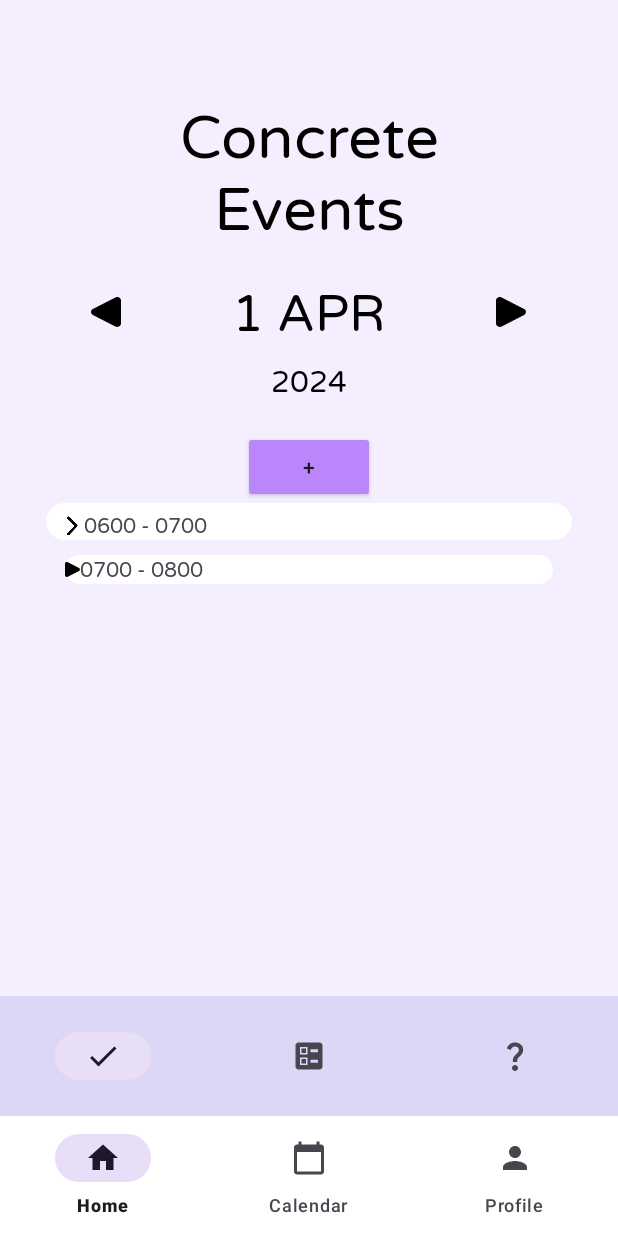
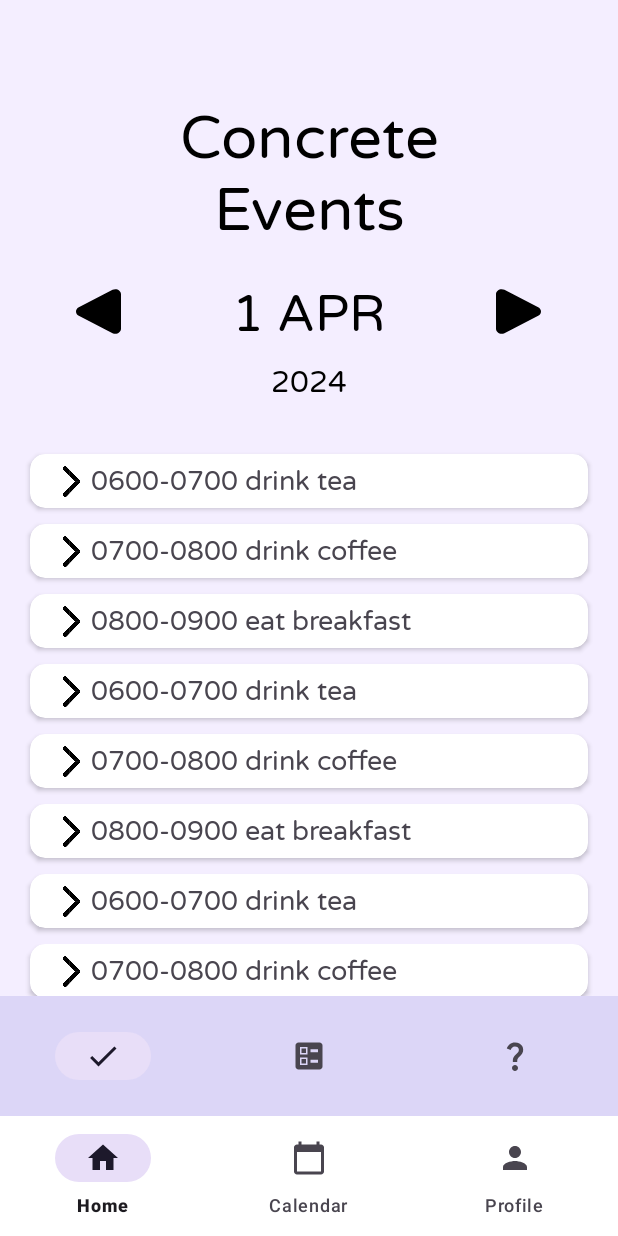
Before and after one commit to redstonerosh12/TimeTravelFrontEnd, an Android app: the screen it shows after launch (MainActivity), on a phone screen of 412 x 824 dp. Run offline under Robolectric (Android 15) with nearby library versions, the phone set to English and light mode, and no system bars.

Commit message:
Implemented Recycler VIew on Datapump. Working scroll for Concrete Fragment.

```diff
--- a/app/src/main/java/com/example/testapp/ConcreteFragment.java
+++ b/app/src/main/java/com/example/testapp/ConcreteFragment.java
@@ -1,12 +1,20 @@
 package com.example.testapp;
 
+import android.app.Activity;
+import android.content.Context;
 import android.os.Bundle;
 
+import androidx.annotation.NonNull;
 import androidx.fragment.app.Fragment;
+import androidx.recyclerview.widget.LinearLayoutManager;
+import androidx.recyclerview.widget.RecyclerView;
 
+import android.util.Log;
 import android.view.LayoutInflater;
 import android.view.View;
 import android.view.ViewGroup;
+
+import java.util.ArrayList;
 
 /**
  * A simple {@link Fragment} subclass.
@@ -19,6 +27,8 @@ public class ConcreteFragment extends Fragment {
     // the fragment initialization parameters, e.g. ARG_ITEM_NUMBER
     private static final String ARG_PARAM1 = "param1";
     private static final String ARG_PARAM2 = "param2";
+
+    private static ArrayList<EventModel> eventModelList = new ArrayList<>();
 
     // TODO: Rename and change types of parameters
     private String mParam1;
@@ -46,6 +56,29 @@ public class ConcreteFragment extends Fragment {
         return fragment;
     }
 
+
+    public static void setUpEventModelList(){
+        eventModelList.add( new EventModel("0600-0700", "drink tea", "wake up and drink tea"));
+        eventModelList.add( new EventModel("0700-0800", "drink coffee", "wake up and drink coffee"));
+        eventModelList.add( new EventModel("0800-0900", "eat breakfast", "go eat at the buffet"));
+        eventModelList.add( new EventModel("0600-0700", "drink tea", "wake up and drink tea"));
+        eventModelList.add( new EventModel("0700-0800", "drink coffee", "wake up and drink coffee"));
+        eventModelList.add( new EventModel("0800-0900", "eat breakfast", "go eat at the buffet"));
+        eventModelList.add( new EventModel("0600-0700", "drink tea", "wake up and drink tea"));
+        eventModelList.add( new EventModel("0700-0800", "drink coffee", "wake up and drink coffee"));
+        eventModelList.add( new EventModel("0800-0900", "eat breakfast", "go eat at the buffet"));
+        eventModelList.add( new EventModel("0600-0700", "drink tea", "wake up and drink tea"));
+        eventModelList.add( new EventModel("0700-0800", "drink coffee", "wake up and drink coffee"));
+        eventModelList.add( new EventModel("0800-0900", "eat breakfast", "go eat at the buffet"));
+        eventModelList.add( new EventModel("0600-0700", "drink tea", "wake up and drink tea"));
+        eventModelList.add( new EventModel("0700-0800", "drink coffee", "wake up and drink coffee"));
+        eventModelList.add( new EventModel("0800-0900", "eat breakfast", "go eat at the buffet"));
+
+
+
+
+    }
+
     @Override
     public void onCreate(Bundle savedInstanceState) {
         super.onCreate(savedInstanceState);
@@ -53,6 +86,30 @@ public class ConcreteFragment extends Fragment {
             mParam1 = getArguments().getString(ARG_PARAM1);
             mParam2 = getArguments().getString(ARG_PARAM2);
         }
+
+        // go from concrete to home, and from there to main activity
+//        Activity mainActivity = getActivity();
+//        if(mainActivity == null){
+//            mainActivity = getParentFragment().getActivity();
+//        }
+//        RecyclerView recyclerView =mainActivity.findViewById(R.id.ConcreteRecyclerView);
+//        Log.d("Recycler", "I have gotten recyclerView");
+
+
+
+
+//        RecyclerConcreteEventAdapter adapter = new RecyclerConcreteEventAdapter(requireContext(), eventModelList);
+//        Log.d("Recycler", "Adapter in fragment has gotten recycler from mainActivity successfully");
+
+//        recyclerView.setAdapter(adapter);
+//        recyclerView.setLayoutManager( new LinearLayoutManager(requireContext()));
+
+
+
+
+
+
+
     }
 
     @Override
@@ -61,4 +118,22 @@ public class ConcreteFragment extends Fragment {
         // Inflate the layout for this fragment
         return inflater.inflate(R.layout.concrete_fragment, container, false);
     }
+
+    @Override
+    public void onViewCreated(@NonNull View view, Bundle savedInstanceState){
+        super.onViewCreated(view, savedInstanceState);
+        setUpEventModelList();
+
+        RecyclerConcreteEventAdapter adapter = new RecyclerConcreteEventAdapter(requireContext(), eventModelList);
+        Log.d("Recycler", "Adapter in fragment has gotten recycler from mainActivity successfully");
+
+        RecyclerView recyclerView = view.findViewById(R.id.ConcreteRecyclerView);
+        Log.d("Recycler", "I have gotten recyclerView");
+
+        recyclerView.setAdapter(adapter);
+        recyclerView.setLayoutManager( new LinearLayoutManager(requireContext()));
+
+
+
+    }
 }
--- /dev/null
+++ b/app/src/main/java/com/example/testapp/EventModel.java
@@ -0,0 +1,27 @@
+package com.example.testapp;
+
+public class EventModel {
+    String eventTime;
+    String eventHeader;
+    String eventDescription;
+
+
+    public EventModel(String eventTime, String eventHeader, String eventDescription) {
+        this.eventTime = eventTime;
+        this.eventHeader = eventHeader;
+        this.eventDescription = eventDescription;
+    }
+
+
+    public String getEventTime() {
+        return eventTime;
+    }
+
+    public String getEventHeader() {
+        return eventHeader;
+    }
+
+    public String getEventDescription() {
+        return eventDescription;
+    }
+}
--- /dev/null
+++ b/app/src/main/java/com/example/testapp/RecyclerConcreteEventAdapter.java
@@ -0,0 +1,69 @@
+package com.example.testapp;
+
+import android.content.Context;
+import android.util.Log;
+import android.view.LayoutInflater;
+import android.view.View;
+import android.view.ViewGroup;
+import android.widget.ImageView;
+import android.widget.TextView;
+
+import androidx.annotation.NonNull;
+import androidx.recyclerview.widget.RecyclerView;
+
+import java.util.ArrayList;
+
+public class RecyclerConcreteEventAdapter extends RecyclerView.Adapter<RecyclerConcreteEventAdapter.MyViewHolder>{
+    Context context;
+    ArrayList<EventModel> eventModelList;
+
+    public RecyclerConcreteEventAdapter(Context context, ArrayList<EventModel> eventModelList) {
+        this.context = context;
+        this.eventModelList = eventModelList;
+    }
+
+
+    @NonNull
+    @Override
+    public RecyclerConcreteEventAdapter.MyViewHolder onCreateViewHolder(@NonNull ViewGroup parent, int viewType) {
+        LayoutInflater inflator = LayoutInflater.from(context);
+        View view = inflator.inflate(R.layout.recycle_concrete_event_view_one_row, parent, false);
+
+        return new RecyclerConcreteEventAdapter.MyViewHolder(view);
+    }
+
+    @Override
+    public void onBindViewHolder(@NonNull RecyclerConcreteEventAdapter.MyViewHolder holder, int position) {
+
+        holder.eventTimeAndTitle.setText(eventModelList.get(position).eventTime + " " +
+                                         eventModelList.get(position).eventHeader);
+
+        holder.eventDescription.setText(eventModelList.get(position).eventDescription);
+
+        holder.dropdownIndicator.setImageResource(R.drawable.ui_element_dropdown_button_collapsed);
+
+    }
+
+    @Override
+    public int getItemCount() {
+        Log.d("Recycler.adapter", "item count is " + eventModelList.size());
+        return eventModelList.size();
+    }
+
+    public static class MyViewHolder extends RecyclerView.ViewHolder{
+
+        ImageView dropdownIndicator;
+        TextView eventTimeAndTitle, eventDescription;
+
+        public MyViewHolder(@NonNull View itemView) {
+            super(itemView);
+
+            dropdownIndicator = itemView.findViewById(R.id.toggle_dropdown);
+            eventTimeAndTitle = itemView.findViewById(R.id.time_and_event_name);
+            eventDescription = itemView.findViewById(R.id.event_description);
+
+
+        }
+
+    }
+}
--- a/app/src/main/res/layout/concrete_fragment.xml
+++ b/app/src/main/res/layout/concrete_fragment.xml
@@ -24,8 +24,8 @@
         android:paddingBottom="10dp">
         <androidx.appcompat.widget.AppCompatButton
             android:id="@+id/previousDayButton"
-            android:layout_width="20dp"
-            android:layout_height="20dp"
+            android:layout_width="30dp"
+            android:layout_height="30dp"
             android:background="@drawable/ui_element_left_arrow"
             />
         <TextView
@@ -39,8 +39,8 @@
             android:textSize="34sp" />
         <androidx.appcompat.widget.AppCompatButton
             android:id="@+id/nextDayButton"
-            android:layout_width="20dp"
-            android:layout_height="20dp"
+            android:layout_width="30dp"
+            android:layout_height="30dp"
             android:background="@drawable/ui_element_right_arrow"
             android:paddingStart="10dp"
             />
@@ -55,13 +55,7 @@
         android:text="2024"
         android:textColor="@color/black"
         android:textSize="20sp" />
-    <androidx.appcompat.widget.AppCompatButton
-        android:id="@+id/debugAddEventButton"
-        android:layout_width="wrap_content"
-        android:layout_height="wrap_content"
-        android:layout_gravity="center"
-        android:backgroundTint="@color/purple_200"
-        android:text="+" />
+
     <LinearLayout
         android:id="@+id/text_bubble_container"
         android:layout_width="wrap_content"
@@ -70,28 +64,7 @@
         android:layout_marginBottom="10dp"
         android:background="@drawable/event_bubble_base"
         android:orientation="vertical">
-        <LinearLayout
-            android:id="@+id/text_bubble_base"
-            android:layout_width="wrap_content"
-            android:layout_height="wrap_content"
-            android:gravity="center"
-            android:paddingStart="10dp"
-            android:paddingTop="5dp"
-            android:paddingEnd="10dp">
-            <androidx.appcompat.widget.AppCompatButton
-                android:id="@+id/toggle_dropdown"
-                android:layout_width="15dp"
-                android:layout_height="15dp"
-                android:background="@drawable/ui_element_dropdown_button_collapsed"
-                android:paddingStart="10dp"
-                android:paddingEnd="10dp" />
-            <TextView
-                android:id="@+id/text_bubble_content"
-                android:layout_width="315dp"
-                android:layout_height="wrap_content"
-                android:fontFamily="@raw/varela_round_regular"
-                android:text="0600 - 0700" />
-        </LinearLayout>
+
         <LinearLayout
             android:id="@+id/dropdown_content_container"
             android:layout_width="match_parent"
@@ -105,45 +78,37 @@
                 android:text="Now this is the text in the opened dropdown container" />
         </LinearLayout>
     </LinearLayout>
-    <LinearLayout
-        android:id="@+id/text_bubble_container2"
-        android:layout_width="wrap_content"
-        android:layout_height="wrap_content"
-        android:layout_gravity="center"
-        android:orientation="vertical">
-        <LinearLayout
-            android:id="@+id/text_bubble_base2"
-            android:layout_width="wrap_content"
-            android:layout_height="wrap_content"
-            android:background="@drawable/event_bubble_base"
-            android:gravity="center">
-            <androidx.appcompat.widget.AppCompatButton
-                android:id="@+id/toggle_dropdown2"
-                android:layout_width="10dp"
-                android:layout_height="10dp"
-                android:background="@drawable/ui_element_right_arrow"
-                android:paddingStart="10dp" />
-            <TextView
-                android:id="@+id/text_bubble_content2"
-                android:layout_width="315dp"
-                android:layout_height="wrap_content"
-                android:fontFamily="@raw/varela_round_regular"
-                android:text="0700 - 0800" />
-        </LinearLayout>
-        <LinearLayout
-            android:id="@+id/dropdown_content_container2"
-            android:layout_width="match_parent"
-            android:layout_height="wrap_content"
+<!--    <LinearLayout-->
+<!--        android:id="@+id/text_bubble_container2"-->
+<!--        android:layout_width="wrap_content"-->
+<!--        android:layout_height="wrap_content"-->
+<!--        android:layout_gravity="center"-->
+<!--        android:orientation="vertical">-->
+<!--        <LinearLayout-->
+<!--            android:id="@+id/text_bubble_base2"-->
+<!--            android:layout_width="wrap_content"-->
+<!--            android:layout_height="wrap_content"-->
+<!--            android:background="@drawable/event_bubble_base"-->
+<!--            android:gravity="center"/>-->
+<!--        <LinearLayout-->
+<!--            android:id="@+id/dropdown_content_container2"-->
+<!--            android:layout_width="match_parent"-->
+<!--            android:layout_height="wrap_content"-->
 
-            android:background="@drawable/event_bubble_base"
-            android:orientation="vertical"
-            android:paddingStart="10dp"
-            android:visibility="gone">
+<!--            android:background="@drawable/event_bubble_base"-->
+<!--            android:orientation="vertical"-->
+<!--            android:paddingStart="10dp"-->
+<!--            android:visibility="gone">-->
 
-            <TextView
-                android:layout_width="wrap_content"
-                android:layout_height="wrap_content"
-                android:text="Now this is the new text in the opened dropdown container" />
-        </LinearLayout>
-    </LinearLayout>
+<!--            <TextView-->
+<!--                android:layout_width="wrap_content"-->
+<!--                android:layout_height="wrap_content"-->
+<!--                android:text="Now this is the new text in the opened dropdown container" />-->
+<!--        </LinearLayout>-->
+<!--    </LinearLayout>-->
+
+    <androidx.recyclerview.widget.RecyclerView
+        android:id="@+id/ConcreteRecyclerView"
+        android:layout_width="match_parent"
+        android:layout_height="match_parent" />
 </LinearLayout>
--- /dev/null
+++ b/app/src/main/res/layout/recycle_concrete_event_view_one_row.xml
@@ -0,0 +1,101 @@
+<?xml version="1.0" encoding="utf-8"?>
+<androidx.constraintlayout.widget.ConstraintLayout xmlns:android="http://schemas.android.com/apk/res/android"
+    xmlns:app="http://schemas.android.com/apk/res-auto"
+    xmlns:tools="http://schemas.android.com/tools"
+    android:layout_width="match_parent"
+    android:layout_height="wrap_content">
+
+    <androidx.cardview.widget.CardView
+        android:layout_width="match_parent"
+        android:layout_height="wrap_content"
+        app:layout_constraintBottom_toBottomOf="parent"
+        app:layout_constraintEnd_toEndOf="parent"
+        app:layout_constraintStart_toStartOf="parent"
+        app:cardCornerRadius="10dp"
+        app:cardBackgroundColor="@color/white"
+        android:layout_marginBottom="5dp"
+        android:layout_marginTop="5dp"
+        android:layout_marginLeft="20dp"
+        android:layout_marginRight="20dp"
+        app:layout_constraintTop_toTopOf="parent" >
+
+        <androidx.constraintlayout.widget.ConstraintLayout
+            android:layout_width="match_parent"
+            android:layout_height="match_parent"
+            android:paddingTop="5dp"
+            android:paddingBottom="5dp">
+
+<!--            <LinearLayout-->
+<!--                android:gravity="center"-->
+<!--                android:id="@+id/text_bubble_base"-->
+<!--                android:layout_width="wrap_content"-->
+<!--                android:layout_height="wrap_content"-->
+<!--                android:paddingTop="5dp"-->
+<!--                android:paddingStart="10dp"-->
+<!--                android:paddingEnd="10dp">-->
+
+            <!--            belonging to ImageViewBelow-->
+            <!--                    android:paddingStart="10dp"-->
+            <!--                    android:paddingEnd="10dp"-->
+
+            <!--            </LinearLayout>-->
+
+<!--            <LinearLayout-->
+<!--                android:id="@+id/dropdown_content_container"-->
+<!--                android:layout_width="match_parent"-->
+<!--                android:layout_height="wrap_content"-->
+
+<!--                android:paddingStart="10dp"-->
+<!--                android:orientation="vertical"-->
+<!--                android:visibility="gone">-->
+
+            <ImageView
+                android:id="@+id/toggle_dropdown"
+                android:layout_width="25dp"
+                android:layout_height="25dp"
+                android:background="@drawable/ui_element_dropdown_button_collapsed"
+                android:paddingTop="0dp"
+
+                android:paddingBottom="0dp"
+                android:layout_marginStart="15dp"
+
+
+                app:layout_constraintBottom_toBottomOf="parent"
+                app:layout_constraintStart_toStartOf="parent"
+                app:layout_constraintTop_toTopOf="parent"
+                app:layout_constraintVertical_bias="0.296" />
+
+            <TextView
+                android:id="@+id/time_and_event_name"
+                android:layout_width="wrap_content"
+                android:layout_height="wrap_content"
+
+
+                android:textSize="18dp"
+                android:fontFamily="@raw/varela_round_regular"
+                android:text="0600 - 0700"
+
+                app:layout_constraintStart_toEndOf="@+id/toggle_dropdown"
+                app:layout_constraintTop_toTopOf="parent" />
+
+            <TextView
+                android:id="@+id/event_description"
+                android:layout_width="wrap_content"
+                android:layout_height="wrap_content"
+
+                android:textSize="16dp"
+                android:text="Now this is the text in the opened dropdown container"
+                android:visibility="gone"
+                app:layout_constraintBottom_toBottomOf="parent"
+                app:layout_constraintEnd_toEndOf="parent"
+
+
+                app:layout_constraintStart_toStartOf="@+id/toggle_dropdown"
+                app:layout_constraintTop_toBottomOf="@+id/toggle_dropdown"
+                app:layout_constraintVertical_bias="0.0" />
+
+            <!--            </LinearLayout>-->
+
+        </androidx.constraintlayout.widget.ConstraintLayout>
+    </androidx.cardview.widget.CardView>
+</androidx.constraintlayout.widget.ConstraintLayout>
--- a/app/src/main/res/values/colors.xml
+++ b/app/src/main/res/values/colors.xml
@@ -12,4 +12,5 @@
     <color name="light_blue_200">#FF81D4FA</color>
     <color name="light_blue_600">#FF039BE5</color>
     <color name="light_blue_900">#FF01579B</color>
+    <color name="voting_button_purple">#FF756AB6</color>
 </resources>
```
